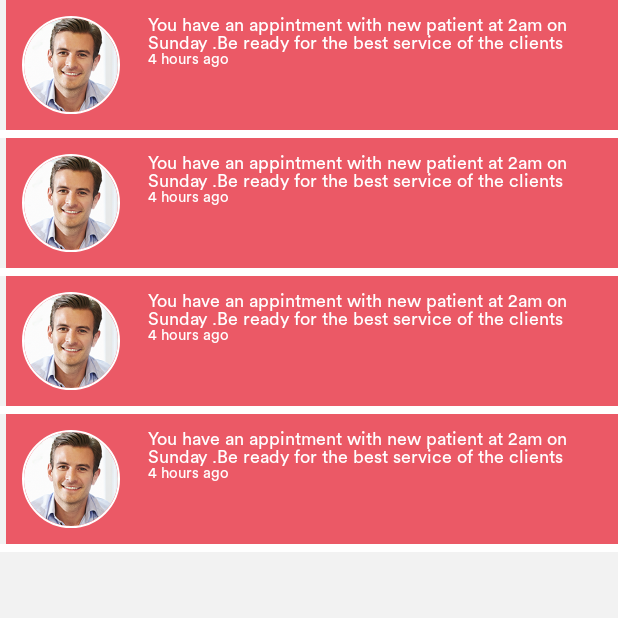
After one commit to ParvinderMaan/TeleMedDoctorApplication, an Android app: the fragment NotificationFragment placed in its activity, on a phone screen of 412 x 824 dp, the top half of it. The commit adds this screen. Run offline under Robolectric (Android 15) with nearby library versions, the phone set to English and light mode, and no system bars; our stand-ins replace CircleImageView, sdp/ssp sizes.

Commit message:
created Notification screen

```diff
--- a/app/src/main/java/com/telemed/doctor/home/HomeFragment.java
+++ b/app/src/main/java/com/telemed/doctor/home/HomeFragment.java
@@ -88,6 +88,11 @@ public class HomeFragment extends Fragment {
                     ((HomeActivity) getActivity()).showMyDashboardFragment();
                 break;
 
+            case R.id.tv_notification:
+                if (getActivity() != null)
+                    ((HomeActivity) getActivity()).showNotificationFragment();
+                break;
+
             case R.id.tv_setting:
                 if (getActivity() != null)
                     ((HomeActivity) getActivity()).showSettingFragment();
--- /dev/null
+++ b/app/src/main/java/com/telemed/doctor/notification/NotificationAdapter.java
@@ -0,0 +1,63 @@
+package com.telemed.doctor.notification;
+
+import android.content.Context;
+import android.view.LayoutInflater;
+import android.view.View;
+import android.view.ViewGroup;
+
+import androidx.annotation.NonNull;
+import androidx.recyclerview.widget.RecyclerView;
+
+
+import com.telemed.doctor.R;
+
+import java.util.ArrayList;
+
+public class NotificationAdapter extends RecyclerView.Adapter<NotificationAdapter.Viewholder> {
+    private ArrayList<String> list = new ArrayList<>();
+    private Context context;
+    public NotificationAdapter.OnItemClickListener onClickListener;
+
+    public NotificationAdapter(Context context) {
+        this.context = context;
+    }
+
+    @NonNull
+    @Override
+    public NotificationAdapter.Viewholder onCreateViewHolder(@NonNull ViewGroup parent, int viewType) {
+        View view = LayoutInflater.from(context).inflate(R.layout.list_item_notification, parent, false);
+        NotificationAdapter.Viewholder viewholder = new NotificationAdapter.Viewholder(view);
+        return viewholder;
+    }
+
+    @Override
+    public void onBindViewHolder(@NonNull NotificationAdapter.Viewholder holder, int position) {
+
+        holder.itemView.setOnClickListener(new View.OnClickListener() {
+            @Override
+            public void onClick(View view) {
+                onClickListener.onItemClick();
+            }
+        });
+    }
+
+    @Override
+    public int getItemCount() {
+        return 4;
+    }
+
+    public class Viewholder extends RecyclerView.ViewHolder {
+        public Viewholder(View itemView) {
+            super(itemView);
+
+        }
+    }
+
+    public void setOnClickListener(NotificationAdapter.OnItemClickListener onClickListener){
+        this.onClickListener = onClickListener;
+
+    }
+    public interface OnItemClickListener{
+        void onItemClick();
+    }
+}
--- /dev/null
+++ b/app/src/main/java/com/telemed/doctor/notification/NotificationFragment.java
@@ -0,0 +1,74 @@
+package com.telemed.doctor.notification;
+
+
+import android.graphics.drawable.Drawable;
+import android.os.Bundle;
+import android.view.LayoutInflater;
+import android.view.View;
+import android.view.ViewGroup;
+
+import androidx.annotation.NonNull;
+import androidx.annotation.Nullable;
+import androidx.core.content.ContextCompat;
+import androidx.fragment.app.Fragment;
+import androidx.recyclerview.widget.LinearLayoutManager;
+import androidx.recyclerview.widget.RecyclerView;
+
+import com.telemed.doctor.R;
+import com.telemed.doctor.util.DividerItemDecoration;
+
+
+public class NotificationFragment extends Fragment {
+
+
+    private RecyclerView rvNotification;
+
+    public NotificationFragment() {
+        // Required empty public constructor
+    }
+
+
+    public static NotificationFragment newInstance() {
+        return new NotificationFragment();
+    }
+
+    @Override
+    public void onCreate(Bundle savedInstanceState) {
+        super.onCreate(savedInstanceState);
+
+    }
+
+    @Override
+    public View onCreateView(LayoutInflater inflater, ViewGroup container, Bundle savedInstanceState) {
+        return inflater.inflate(R.layout.fragment_notification, container, false);
+    }
+
+    @Override
+    public void onViewCreated(@NonNull View v, @Nullable Bundle savedInstanceState) {
+        super.onViewCreated(v, savedInstanceState);
+
+        initRecyclerView(v);
+
+    }
+
+
+
+
+
+
+    void initRecyclerView(View v) {
+        rvNotification=v.findViewById(R.id.rv_notification);
+        rvNotification.setHasFixedSize(true);
+        rvNotification.setLayoutManager(new LinearLayoutManager(getActivity()));
+
+        NotificationAdapter mAdapter=new NotificationAdapter(getActivity());
+        rvNotification.setAdapter(mAdapter);
+     //   mAdapter.setOnClickListener(() -> { });
+
+//        Drawable dividerDrawable = ContextCompat.getDrawable(getActivity(), R.drawable.custom_divider);
+//        DividerItemDecoration dividerItemDecoration = new DividerItemDecoration(dividerDrawable);
+//        rvNotification.addItemDecoration(dividerItemDecoration);
+    }
+
+
+}
--- /dev/null
+++ b/app/src/main/res/layout/fragment_notification.xml
@@ -0,0 +1,18 @@
+<?xml version="1.0" encoding="utf-8"?>
+<RelativeLayout
+    xmlns:android="http://schemas.android.com/apk/res/android"
+    xmlns:tools="http://schemas.android.com/tools"
+    android:layout_width="match_parent"
+    android:layout_height="match_parent"
+    android:background="#F2F2F2"
+    xmlns:app="http://schemas.android.com/apk/res-auto">
+
+
+
+    <androidx.recyclerview.widget.RecyclerView
+        android:id="@+id/rv_notification"
+        android:layout_width="match_parent"
+        tools:itemCount="3"
+        tools:listitem="@layout/list_item_notification"
+        android:layout_height="match_parent"/>
+</RelativeLayout>
--- /dev/null
+++ b/app/src/main/res/layout/list_item_notification.xml
@@ -0,0 +1,87 @@
+<?xml version="1.0" encoding="utf-8"?>
+<RelativeLayout
+    xmlns:android="http://schemas.android.com/apk/res/android"
+    xmlns:app="http://schemas.android.com/apk/res-auto"
+    android:layout_width="match_parent"
+    android:layout_height="wrap_content">
+    <LinearLayout
+        android:id="@+id/content"
+        android:layout_width="match_parent"
+        android:layout_height="wrap_content"
+        android:layout_marginStart="@dimen/_3sdp"
+        android:background="@color/colorRed"
+        android:orientation="horizontal"
+        android:padding="@dimen/_8sdp">
+
+        <de.hdodenhof.circleimageview.CircleImageView
+            android:id="@+id/iv_patient_pic"
+
+            android:layout_width="@dimen/_50sdp"
+            android:layout_height="@dimen/_50sdp"
+
+            android:src="@drawable/img_patient"
+            app:civ_border_color="@color/colorWhite"
+            app:civ_border_width="@dimen/_1sdp" />
+
+        <LinearLayout
+            android:layout_width="match_parent"
+            android:layout_height="wrap_content"
+            android:layout_marginStart="@dimen/_10sdp"
+            android:layout_marginEnd="@dimen/_5sdp"
+            android:orientation="vertical">
+
+            <TextView
+                android:id="@+id/tv_up_coming_name"
+                android:layout_width="match_parent"
+                android:layout_height="wrap_content"
+                android:paddingStart="@dimen/_4sdp"
+                android:includeFontPadding="false"
+                android:text="You have an appintment with new patient at 2am on Sunday .Be ready for the best service of the clients"
+                android:textColor="@color/colorWhite"
+                android:textSize="12sp"
+                android:ellipsize="end"
+                android:textStyle="normal" />
+
+            <TextView
+                android:id="@+id/tv_upcoming_time"
+                android:layout_width="match_parent"
+                android:includeFontPadding="false"
+                android:layout_height="wrap_content"
+                android:paddingStart="@dimen/_4sdp"
+                android:gravity="center_vertical"
+                android:text="4 hours ago"
+                android:paddingBottom="@dimen/_4sdp"
+                android:textColor="@color/colorWhite"
+                android:textSize="10sp" />
+
+        </LinearLayout>
+
+
+    </LinearLayout>
+
+    <ImageView
+        android:layout_width="wrap_content"
+        android:visibility="invisible"
+        android:layout_height="wrap_content"
+        android:layout_alignParentEnd="true"
+        android:layout_centerVertical="true"
+        android:layout_marginEnd="@dimen/_4sdp"
+        app:srcCompat="@drawable/ic_arrow_right_white" />
+
+    <RelativeLayout
+        android:layout_width="match_parent"
+        android:layout_height="5dp"
+        android:layout_below="@+id/content"
+        android:background="@color/colorWhite"
+        android:paddingTop="@dimen/_4sdp"
+        android:paddingBottom="@dimen/_4sdp">
+
+        <View
+            android:layout_width="@dimen/_3sdp"
+            android:layout_height="5dp"
+            android:background="@color/colorWhite"
+            android:paddingTop="@dimen/_4sdp"
+            android:paddingBottom="@dimen/_4sdp" />
+
+    </RelativeLayout>
+</RelativeLayout>
```
Also changed, not shown: app/src/main/java/com/telemed/doctor/home/HomeActivity.java (+9 -0 lines), app/src/main/res/layout/fragment_home.xml (+23 -0 lines), app/src/main/res/layout/fragment_my_schedule.xml (+27 -27 lines), app/src/main/res/layout/list_item_schedule.xml (+78 -76 lines).
